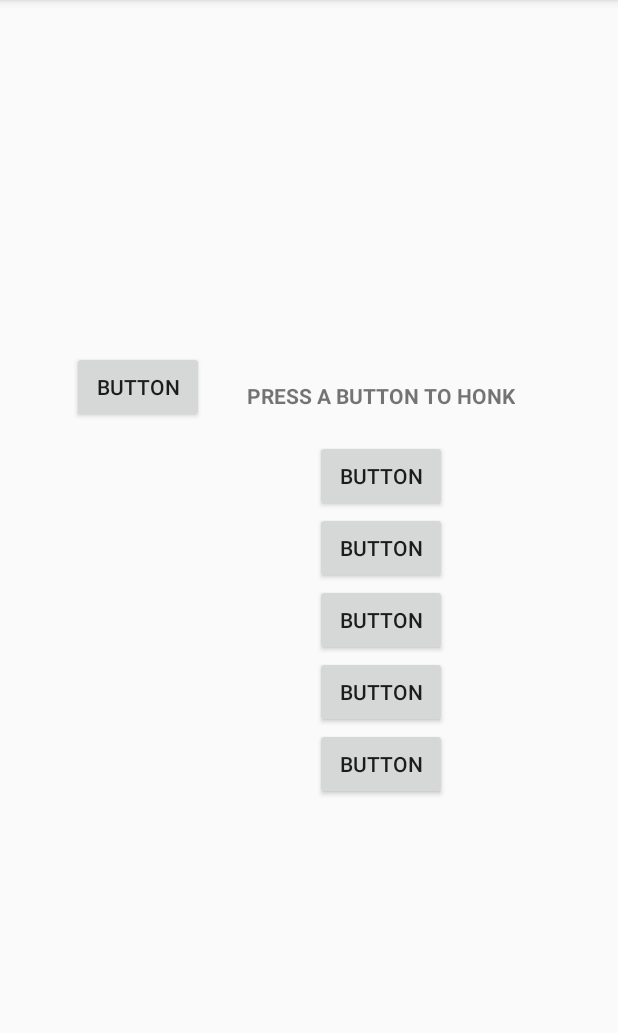
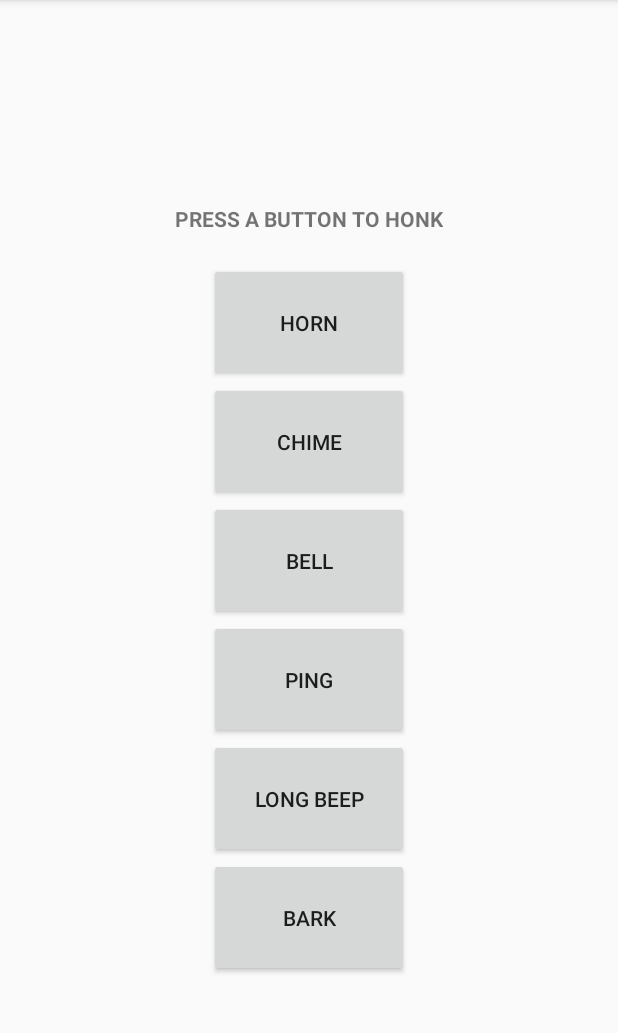
Before and after one commit to mikegordonwright/Artifact, an Android app: the screen it shows after launch (MainActivity), on a phone screen of 412 x 824 dp, the part 84-1117 px from its top. Run offline under Robolectric (Android 15) with nearby library versions, the phone set to English and light mode, and no system bars.

Commit message:
dummy sounds

```diff
--- a/app/src/main/java/com/example/artifact/MainActivity.java
+++ b/app/src/main/java/com/example/artifact/MainActivity.java
@@ -34,15 +34,14 @@ public class MainActivity extends AppCompatActivity {
         button6 = findViewById(R.id.button6);
 
 
-        mp1 = MediaPlayer.create(this, R.raw.song);
-        mp2 = MediaPlayer.create(this, R.raw.song);
-        mp3 = MediaPlayer.create(this, R.raw.song);
-        mp4 = MediaPlayer.create(this, R.raw.song);
-        mp5 = MediaPlayer.create(this, R.raw.song);
-        mp6 = MediaPlayer.create(this, R.raw.song);
+        mp1 = MediaPlayer.create(this, R.raw.horn);
+        mp2 = MediaPlayer.create(this, R.raw.chime);
+        mp3 = MediaPlayer.create(this, R.raw.bell);
+        mp4 = MediaPlayer.create(this, R.raw.ping);
+        mp5 = MediaPlayer.create(this, R.raw.longbeep);
+        mp6 = MediaPlayer.create(this, R.raw.bark);
 
         setupListeners();
-        setupCompletionListeners();
 
     }
 
@@ -66,7 +65,7 @@ public class MainActivity extends AppCompatActivity {
         button3.setOnClickListener(new Button.OnClickListener(){
             @Override
             public void onClick(View v) {
-                mp3.start();
+                if (!mp1.isPlaying()) mp3.start();
             }
         });
 
@@ -94,49 +93,4 @@ public class MainActivity extends AppCompatActivity {
     }
 
 
-    void setupCompletionListeners() {
-
-        mp1.setOnCompletionListener(new MediaPlayer.OnCompletionListener() {
-            @Override
-            public void onCompletion(MediaPlayer mp) {
-                mp1.release();
-            }
-        });
-
-        mp2.setOnCompletionListener(new MediaPlayer.OnCompletionListener() {
-            @Override
-            public void onCompletion(MediaPlayer mp) {
-                mp1.release();
-            }
-        });
-
-        mp3.setOnCompletionListener(new MediaPlayer.OnCompletionListener() {
-            @Override
-            public void onCompletion(MediaPlayer mp) {
-                mp1.release();
-            }
-        });
-
-        mp4.setOnCompletionListener(new MediaPlayer.OnCompletionListener() {
-            @Override
-            public void onCompletion(MediaPlayer mp) {
-                mp1.release();
-            }
-        });
-
-        mp5.setOnCompletionListener(new MediaPlayer.OnCompletionListener() {
-            @Override
-            public void onCompletion(MediaPlayer mp) {
-                mp1.release();
-            }
-        });
-
-        mp5.setOnCompletionListener(new MediaPlayer.OnCompletionListener() {
-            @Override
-            public void onCompletion(MediaPlayer mp) {
-                mp1.release();
-            }
-        });
-    }
-
 }
--- a/app/src/main/res/layout/activity_main.xml
+++ b/app/src/main/res/layout/activity_main.xml
@@ -16,11 +16,7 @@
         android:textAlignment="viewStart"
         android:textAllCaps="true"
         android:textStyle="bold" />
-    <Button
-        android:id="@+id/button1"
-        android:layout_width="wrap_content"
-        android:layout_height="wrap_content"
-        android:text="Button" />
+
 
     <LinearLayout
         android:layout_width="wrap_content"
@@ -30,36 +26,47 @@
         android:layout_centerHorizontal="true">
 
 
+        <Button
+            android:id="@+id/button1"
+            android:layout_width="match_parent"
+            android:layout_height="wrap_content"
+            android:padding="30dp"
+            android:text="Horn" />
 
         <Button
             android:id="@+id/button2"
-            android:layout_width="wrap_content"
+            android:layout_width="match_parent"
             android:layout_height="wrap_content"
-            android:text="Button" />
+            android:padding="30dp"
+            android:text="Chime" />
 
         <Button
             android:id="@+id/button3"
-            android:layout_width="wrap_content"
+            android:layout_width="match_parent"
             android:layout_height="wrap_content"
-            android:text="Button" />
+            android:padding="30dp"
+            android:text="Bell" />
 
         <Button
             android:id="@+id/button4"
-            android:layout_width="wrap_content"
+            android:layout_width="match_parent"
             android:layout_height="wrap_content"
-            android:text="Button" />
+            android:padding="30dp"
+            android:text="Ping" />
 
         <Button
             android:id="@+id/button5"
-            android:layout_width="wrap_content"
+            android:layout_width="match_parent"
             android:layout_height="wrap_content"
-            android:text="Button" />
+            android:padding="30dp"
+            android:text="Long Beep" />
 
         <Button
             android:id="@+id/button6"
-            android:layout_width="wrap_content"
+            android:layout_width="match_parent"
             android:layout_height="wrap_content"
-            android:text="Button" />
+            android:padding="30dp"
+            android:text="Bark" />
     </LinearLayout>
 
 </RelativeLayout>
```
